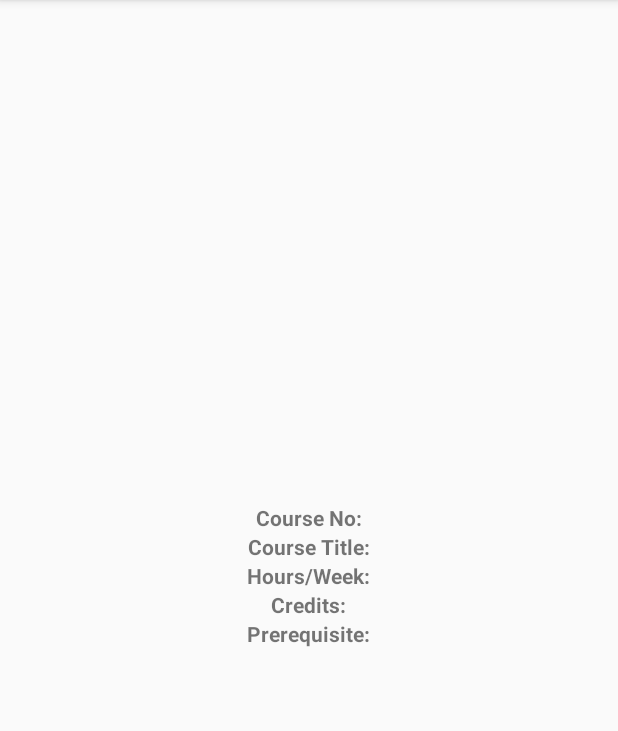
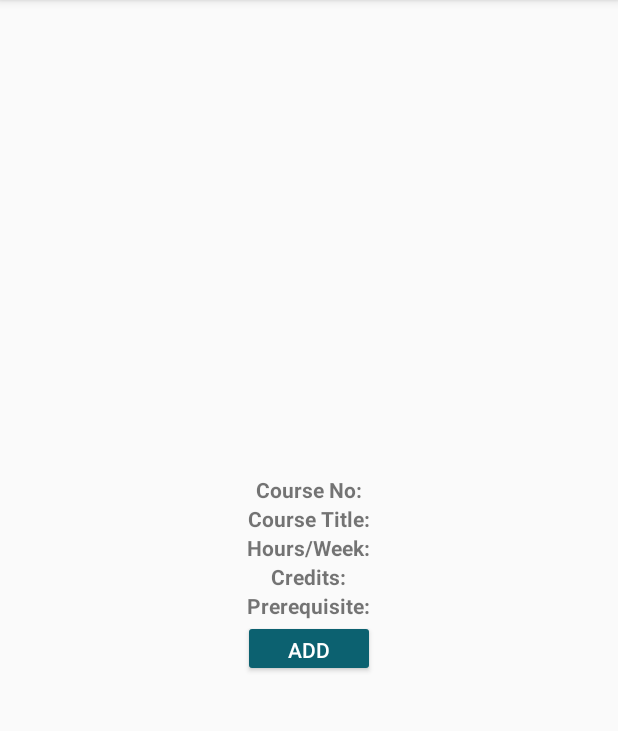
Before and after one commit to abrar-khan-alvi/OpenIUMS, an Android app: the fragment CourseDetailFragment placed in its activity, on a phone screen of 412 x 824 dp, the part 84-815 px from its top. Run offline under Robolectric (Android 15) with nearby library versions, the phone set to English and light mode, and no system bars; our stand-ins replace Firebase (no records; nobody signed in at launch, a user with empty details on screens opened directly).

Commit message:
course added to firebase for each user

```diff
--- a/app/src/main/res/layout/fragment_course_detail.xml
+++ b/app/src/main/res/layout/fragment_course_detail.xml
@@ -40,4 +40,12 @@
         android:layout_height="wrap_content"
         android:text="Prerequisite:"
         android:textStyle="bold" />
+    <Button
+        android:id="@+id/addToFirebaseButton"
+        android:layout_width="wrap_content"
+        android:layout_height="38dp"
+        android:backgroundTint="@color/Midnight_Blue"
+        android:text="Add"
+        android:textColor="@android:color/white" />
+
 </LinearLayout>
```
Also changed, not shown: app/src/main/java/com/example/openiums2/Course.java (added, +40 -0 lines), app/src/main/java/com/example/openiums2/CourseDetailFragment.java (+31 -0 lines).
